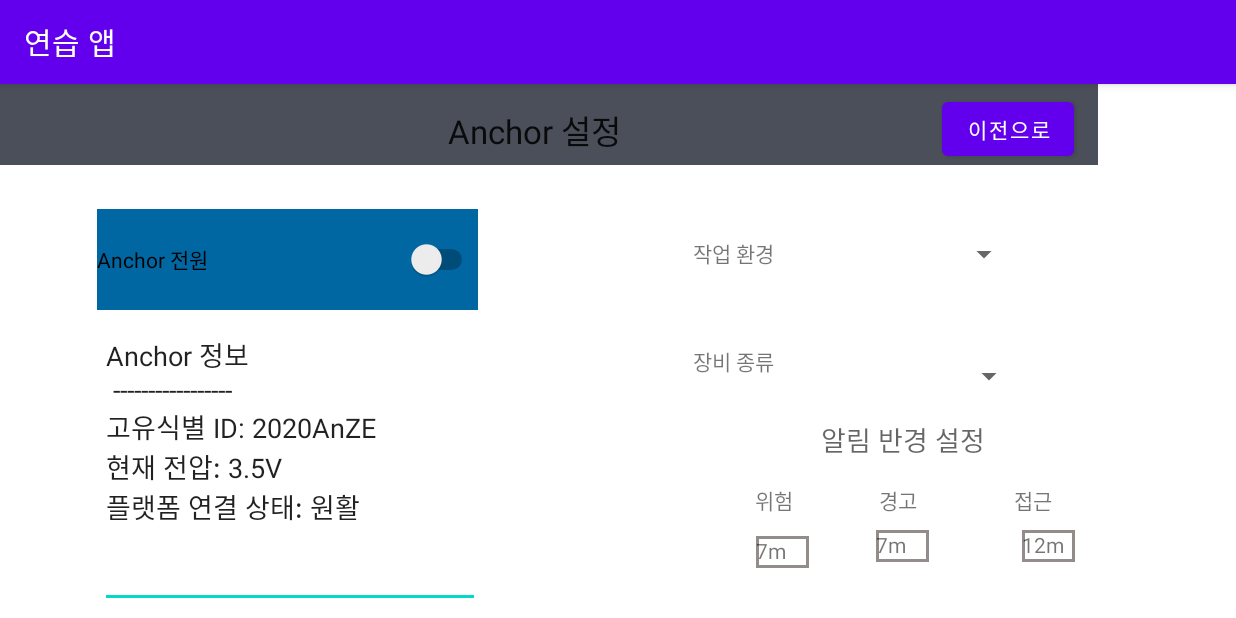
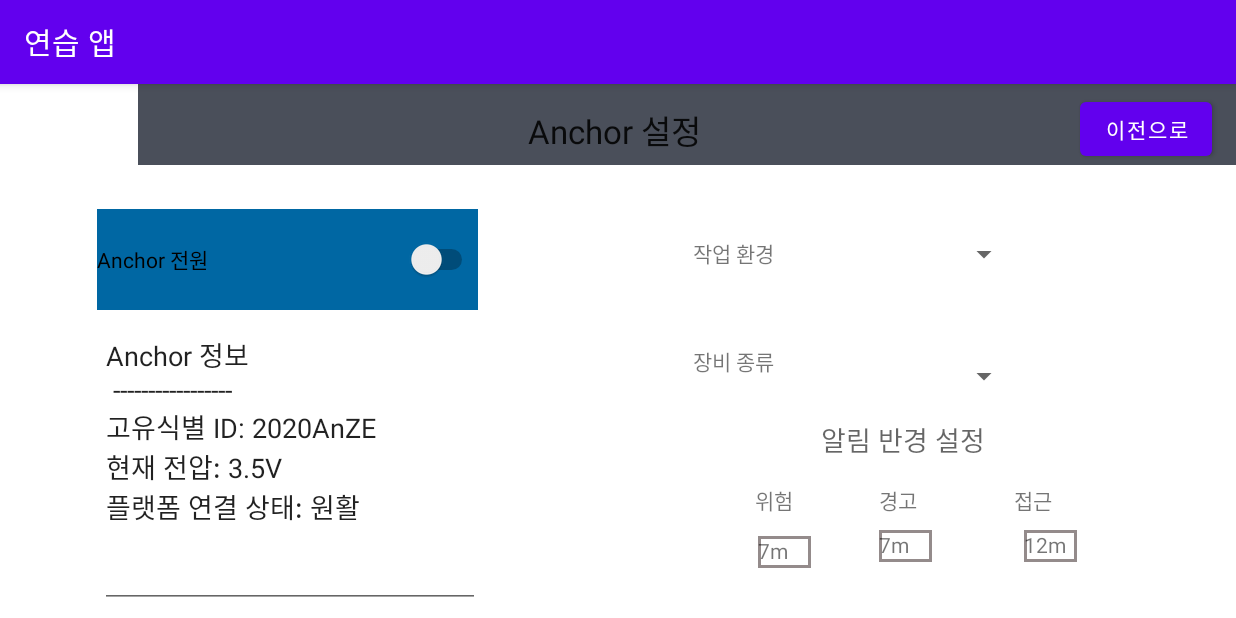
Before and after one commit to DukiChoi/bleAndroidApp, an Android app: the MainActivity4 screen opened directly, with no data from a screen before it, on a phone screen of 824 x 412 dp (held sideways). Run offline under Robolectric (Android 15) with nearby library versions, the phone set to English and light mode, and no system bars.

Commit message:
22-01-23

```diff
--- a/app/src/main/res/layout/activity_main4.xml
+++ b/app/src/main/res/layout/activity_main4.xml
@@ -27,6 +27,7 @@
         android:gravity="start|top"
         android:inputType="textMultiLine"
         android:singleLine="false"
+        android:focusable="false"
         android:text="Anchor 정보\n -----------------\n고유식별 ID: 2020AnZE\n현재 전압: 3.5V\n플랫폼 연결 상태: 원활"
         app:layout_constraintBottom_toBottomOf="parent"
         app:layout_constraintEnd_toStartOf="@+id/linearLayout5"
@@ -56,7 +57,7 @@
         android:minHeight="?attr/actionBarSize"
         android:theme="?attr/actionBarTheme"
         app:layout_constraintEnd_toEndOf="parent"
-        app:layout_constraintHorizontal_bias="0.0"
+        app:layout_constraintHorizontal_bias="1.0"
         app:layout_constraintStart_toStartOf="parent"
         app:layout_constraintTop_toTopOf="parent" />
 
@@ -105,7 +106,7 @@
         android:layout_marginTop="60dp"
         android:layout_marginEnd="76dp"
         app:layout_constraintEnd_toEndOf="parent"
-        app:layout_constraintHorizontal_bias="0.505"
+        app:layout_constraintHorizontal_bias="0.481"
         app:layout_constraintStart_toEndOf="@+id/textView9"
         app:layout_constraintTop_toBottomOf="@+id/spinner" />
 
@@ -198,10 +199,10 @@
         android:text="7m"
         app:layout_constraintBottom_toBottomOf="parent"
         app:layout_constraintEnd_toEndOf="parent"
-        app:layout_constraintHorizontal_bias="0.447"
+        app:layout_constraintHorizontal_bias="0.453"
         app:layout_constraintStart_toEndOf="@+id/linearLayout5"
         app:layout_constraintTop_toBottomOf="@+id/textView13"
-        app:layout_constraintVertical_bias="0.202" />
+        app:layout_constraintVertical_bias="0.206" />
 
     <TextView
         android:id="@+id/textView16"
```
